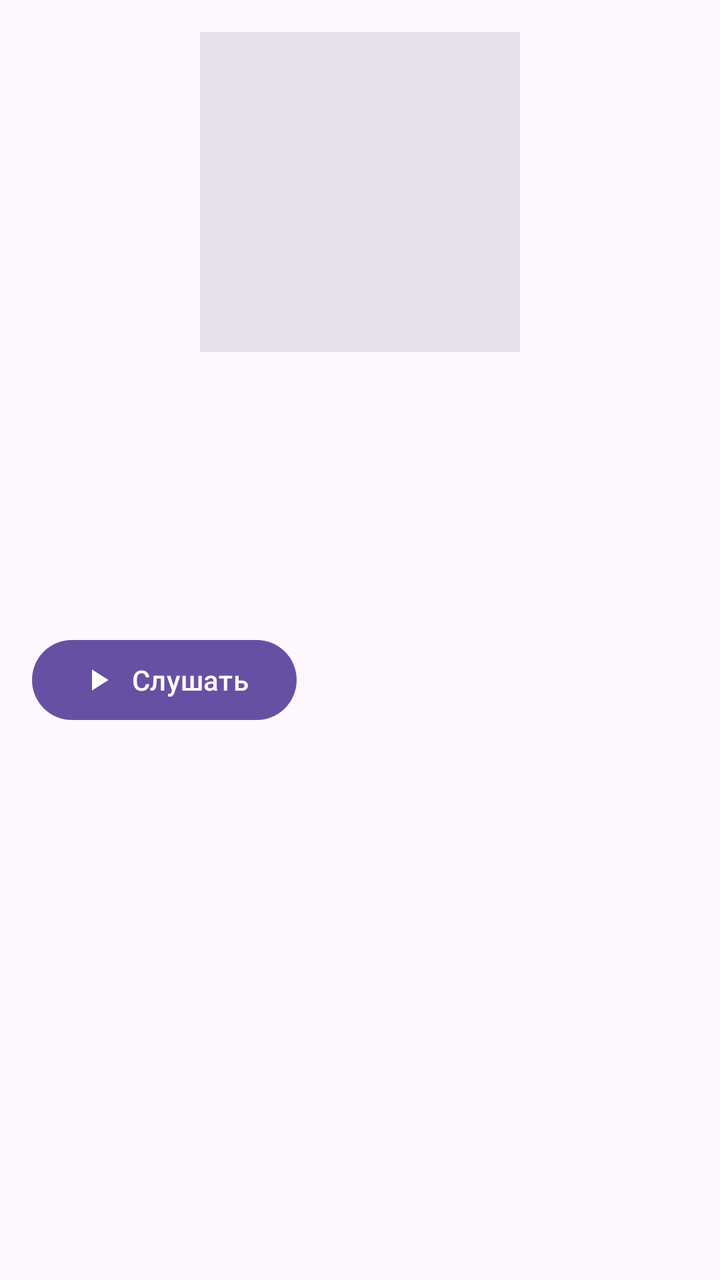
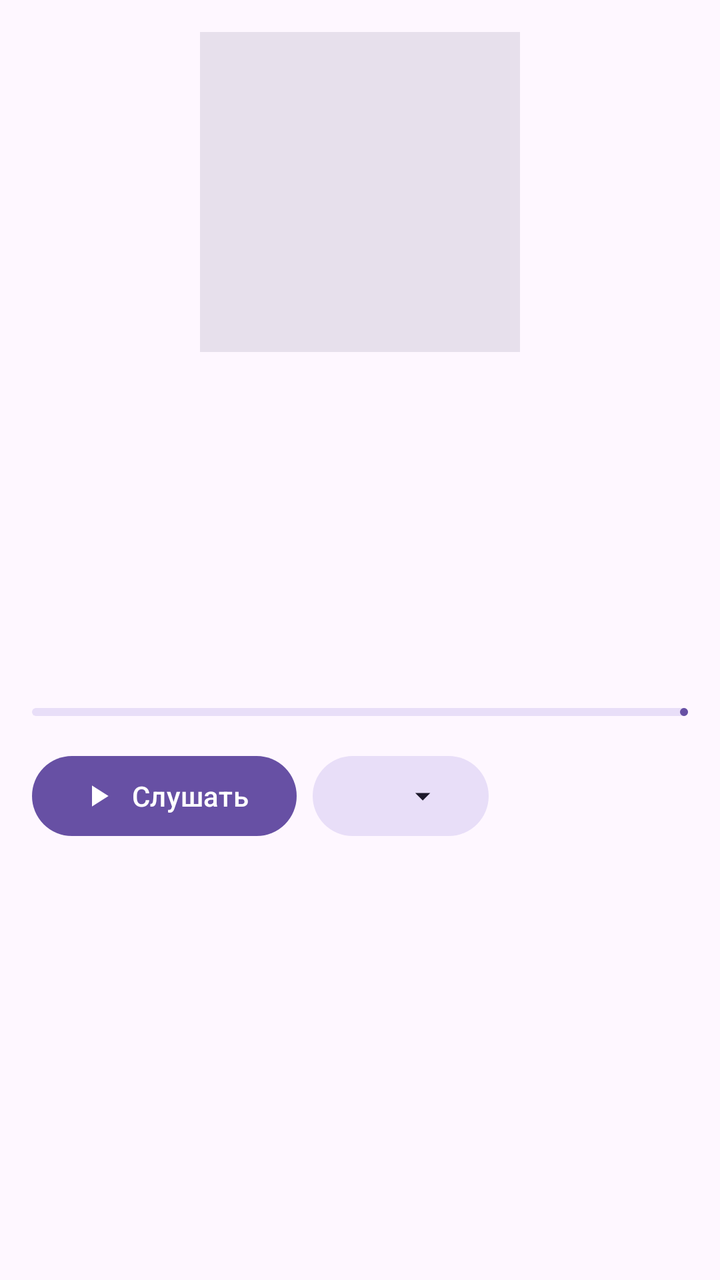

Compare the two renders of this Android layout. The source of the first and the diff that turns it into the second are given below.
<!-- AndroidManifest.xml: application theme Theme.AudioBookPlayer -->
<!-- res/layout/item_book_header.xml -->
<?xml version="1.0" encoding="utf-8"?>
<LinearLayout xmlns:android="http://schemas.android.com/apk/res/android"
    xmlns:app="http://schemas.android.com/apk/res-auto"
    android:layout_width="match_parent"
    android:layout_height="wrap_content"
    android:orientation="vertical"
    android:padding="16dp">

    <ImageView
        android:id="@+id/cover"
        android:layout_width="@dimen/book_cover_size"
        android:layout_height="@dimen/book_cover_size"
        android:layout_gravity="center_horizontal"
        android:background="?attr/colorSurfaceVariant"
        android:importantForAccessibility="no"
        android:scaleType="centerCrop" />

    <TextView
        android:id="@+id/title"
        android:layout_width="match_parent"
        android:layout_height="wrap_content"
        android:layout_marginTop="16dp"
        android:textAppearance="?attr/textAppearanceHeadlineSmall" />

    <TextView
        android:id="@+id/author"
        android:layout_width="match_parent"
        android:layout_height="wrap_content"
        android:layout_marginTop="4dp"
        android:textAppearance="?attr/textAppearanceTitleMedium" />

    <TextView
        android:id="@+id/narrator"
        android:layout_width="match_parent"
        android:layout_height="wrap_content"
        android:layout_marginTop="4dp"
        android:textAppearance="?attr/textAppearanceBodyMedium" />

    <TextView
        android:id="@+id/summary"
        android:layout_width="match_parent"
        android:layout_height="wrap_content"
        android:layout_marginTop="8dp"
        android:textAppearance="?attr/textAppearanceBodyMedium" />

    <Button
        android:id="@+id/listen"
        android:layout_width="wrap_content"
        android:layout_height="wrap_content"
        android:layout_marginTop="16dp"
        android:text="@string/book_listen"
        app:icon="@drawable/ic_play" />

</LinearLayout>
<!-- resources referenced by this layout -->
<resources>
  <dimen name="book_cover_size">160dp</dimen>
  <!-- drawable ic_play (drawable) -->
  <vector xmlns:android="http://schemas.android.com/apk/res/android"
      android:width="24dp"
      android:height="24dp"
      android:autoMirrored="true"
      android:tint="?attr/colorControlNormal"
      android:viewportWidth="24"
      android:viewportHeight="24">
      <path
          android:fillColor="@android:color/white"
          android:pathData="M8,5v14l11,-7z" />
  </vector>
  <string name="book_listen">Слушать</string>
  <style name="Theme.AudioBookPlayer" parent="Theme.Material3.DayNight.NoActionBar" />
</resources>

<!-- the commit's change to res/layout/item_book_header.xml (unified diff, before → after) -->
@@ -30,6 +30,13 @@
         android:textAppearance="?attr/textAppearanceTitleMedium" />
 
     <TextView
+        android:id="@+id/series"
+        android:layout_width="match_parent"
+        android:layout_height="wrap_content"
+        android:layout_marginTop="4dp"
+        android:textAppearance="?attr/textAppearanceBodyMedium" />
+
+    <TextView
         android:id="@+id/narrator"
         android:layout_width="match_parent"
         android:layout_height="wrap_content"
@@ -43,12 +50,43 @@
         android:layout_marginTop="8dp"
         android:textAppearance="?attr/textAppearanceBodyMedium" />
 
-    <Button
-        android:id="@+id/listen"
-        android:layout_width="wrap_content"
+    <TextView
+        android:id="@+id/progressText"
+        android:layout_width="match_parent"
+        android:layout_height="wrap_content"
+        android:layout_marginTop="8dp"
+        android:textAppearance="?attr/textAppearanceBodyMedium" />
+
+    <com.google.android.material.progressindicator.LinearProgressIndicator
+        android:id="@+id/progress"
+        android:layout_width="match_parent"
+        android:layout_height="wrap_content"
+        android:layout_marginTop="4dp"
+        android:importantForAccessibility="no"
+        android:max="100"
+        app:trackCornerRadius="2dp" />
+
+    <LinearLayout
+        android:layout_width="match_parent"
         android:layout_height="wrap_content"
         android:layout_marginTop="16dp"
-        android:text="@string/book_listen"
-        app:icon="@drawable/ic_play" />
+        android:orientation="horizontal">
+
+        <com.google.android.material.button.MaterialButton
+            android:id="@+id/listen"
+            android:layout_width="wrap_content"
+            android:layout_height="wrap_content"
+            android:text="@string/book_listen"
+            app:icon="@drawable/ic_play" />
+
+        <com.google.android.material.button.MaterialButton
+            android:id="@+id/status"
+            style="@style/Widget.Material3.Button.TonalButton"
+            android:layout_width="wrap_content"
+            android:layout_height="wrap_content"
+            android:layout_marginStart="8dp"
+            app:icon="@drawable/ic_arrow_drop_down"
+            app:iconGravity="end" />
+    </LinearLayout>
 
 </LinearLayout>
<!-- resource entries referenced after the edit -->
@@ -1,6 +1,17 @@
 <!-- resources referenced by this layout -->
 <resources>
   <dimen name="book_cover_size">160dp</dimen>
+  <!-- drawable ic_arrow_drop_down (drawable) -->
+  <vector xmlns:android="http://schemas.android.com/apk/res/android"
+      android:width="24dp"
+      android:height="24dp"
+      android:tint="?attr/colorControlNormal"
+      android:viewportWidth="24"
+      android:viewportHeight="24">
+      <path
+          android:fillColor="@android:color/white"
+          android:pathData="M7,10l5,5 5,-5z" />
+  </vector>
   <!-- drawable ic_play (drawable) -->
   <vector xmlns:android="http://schemas.android.com/apk/res/android"
       android:width="24dp"
